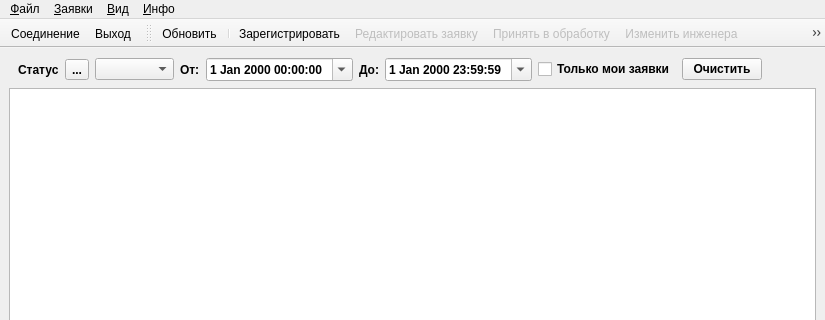
Before: the Qt Designer form Application/ui/mainwindow.ui in VladimirChotiy/sos_orders, drawn with Qt 5; both pictures show x 0 to 825 and y 0 to 320 of the 825 by 603 pixel window.
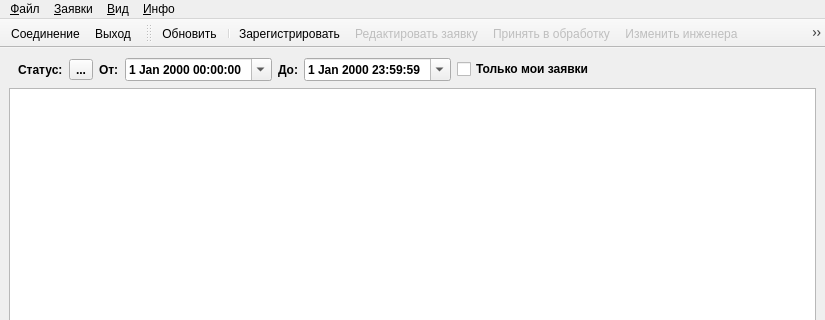
After: the same form once the commit is applied. Icons and pictures are not drawn.

Commit message:
Rework status filter for multiselect
clDBFilter

Diff of the .ui file:
```diff
--- a/Application/ui/mainwindow.ui
+++ b/Application/ui/mainwindow.ui
@@ -41,10 +41,7 @@
        <item>
         <widget class="QLabel" name="lbl_fStatus">
          <property name="text">
-          <string>Статус</string>
-         </property>
-         <property name="buddy">
-          <cstring>cb_fStatus</cstring>
+          <string>Статус:</string>
          </property>
         </widget>
        </item>
@@ -62,9 +59,6 @@
          </property>
         </widget>
        </item>
-       <item>
-        <widget class="QComboBox" name="cb_fStatus"/>
-       </item>
        <item>
         <widget class="QLabel" name="lbl_fBeginDate">
          <property name="text">
@@ -125,13 +119,6 @@
          </property>
         </widget>
        </item>
-       <item>
-        <widget class="QPushButton" name="pb_FilterClear">
-         <property name="text">
-          <string>Очистить</string>
-         </property>
-        </widget>
-       </item>
        <item>
         <spacer name="spacer_Filter">
          <property name="orientation">
```
Left out of the diff: 2 changed lines with no effect on the pictures. The commit also changes 6 other files.
